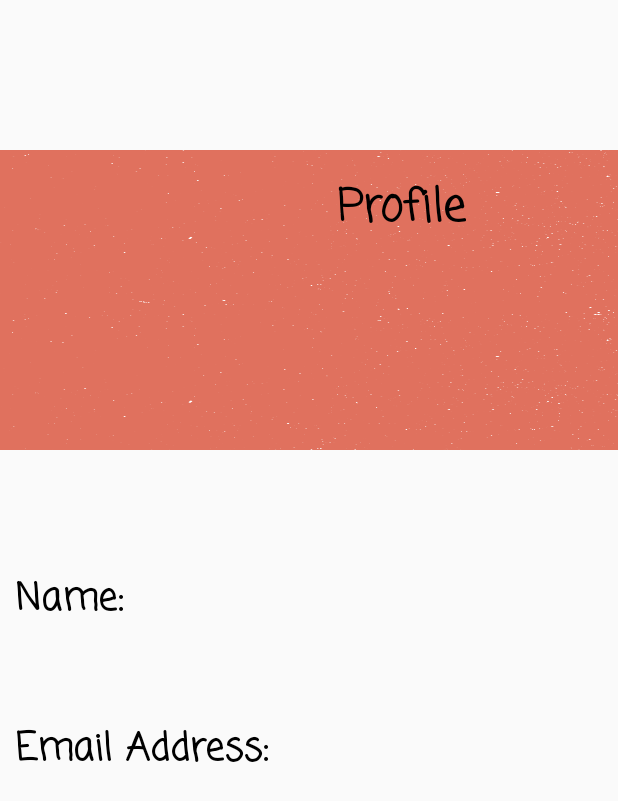
After one commit to alexanderfrancis/CP470finalproject, an Android app: the fragment ProfileFragment shown on its own in the app's theme, on a phone screen of 412 x 824 dp. The commit adds this screen. Shown: the top 801 px of the screen. Run offline under Robolectric (Android 15) with nearby library versions, the phone set to English and light mode, and no system bars.

```diff
--- a/app/src/main/java/com/example/netflixmatchmaker/ItemModel.java
+++ b/app/src/main/java/com/example/netflixmatchmaker/ItemModel.java
@@ -3,7 +3,7 @@ package com.example.netflixmatchmaker;
 public class ItemModel {
     private String title, year, rating, poster;
 
-    public ItemModel() {
+    public ItemModel(String name, String email, String uid) {
     }
 
     public ItemModel(String poster, String title, String year, String rating) {
--- /dev/null
+++ b/app/src/main/java/com/example/netflixmatchmaker/ProfileFragment.java
@@ -0,0 +1,30 @@
+package com.example.netflixmatchmaker;
+
+import android.os.Bundle;
+
+import androidx.fragment.app.Fragment;
+
+import android.view.LayoutInflater;
+import android.view.View;
+import android.view.ViewGroup;
+
+public class ProfileFragment extends Fragment {
+
+    public ProfileFragment() {
+        // Required empty public constructor
+    }
+
+
+    @Override
+    public void onCreate(Bundle savedInstanceState) {
+        super.onCreate(savedInstanceState);
+
+    }
+
+    @Override
+    public View onCreateView(LayoutInflater inflater, ViewGroup container,
+                             Bundle savedInstanceState) {
+        // Inflate the layout for this fragment
+        return inflater.inflate(R.layout.fragment_profile, container, false);
+    }
+}
--- a/app/src/main/java/com/example/netflixmatchmaker/ui/settings/Settings_Fragment.java
+++ b/app/src/main/java/com/example/netflixmatchmaker/ui/settings/Settings_Fragment.java
@@ -4,6 +4,7 @@ import android.app.Activity;
 import android.app.AlertDialog;
 import android.content.DialogInterface;
 import android.content.Intent;
+import android.graphics.Color;
 import android.os.Bundle;
 import android.util.Log;
 import android.view.LayoutInflater;
@@ -80,8 +81,10 @@ public class Settings_Fragment extends Fragment implements NavigationView.OnNavi
         }
 //        mDrawerToggle= new ActionBarDrawerToggle(getActivity(),drawerLayout,0 ,0);
 //        mDrawerToggle.syncState();
+
         drawerLayout= root.findViewById(R.id.drawer_layout_frag);
         navigationView= root.findViewById(R.id.navigation);
+
 
         friendslist=new Friends();
         activity=new Settings_Fragment();
@@ -98,6 +101,8 @@ public class Settings_Fragment extends Fragment implements NavigationView.OnNavi
         openMenu.setOnClickListener(new View.OnClickListener() {
             @Override
             public void onClick(View view) {
+                drawerLayout.bringToFront();
+                drawerLayout.setScrimColor(Color.TRANSPARENT);
 
                 openDrawer(drawerLayout);
 
--- a/app/src/main/res/layout/fragment_explore_movies.xml
+++ b/app/src/main/res/layout/fragment_explore_movies.xml
@@ -2,6 +2,7 @@
 <androidx.constraintlayout.widget.ConstraintLayout xmlns:android="http://schemas.android.com/apk/res/android"
     xmlns:app="http://schemas.android.com/apk/res-auto"
     android:layout_width="match_parent"
+    android:background="@color/white"
     android:layout_height="match_parent">
 
     <com.yuyakaido.android.cardstackview.CardStackView
--- a/app/src/main/res/layout/fragment_friends.xml
+++ b/app/src/main/res/layout/fragment_friends.xml
@@ -3,8 +3,9 @@
     xmlns:tools="http://schemas.android.com/tools"
     android:id="@+id/FriendsList"
     android:layout_width="match_parent"
+    android:paddingTop="100dp"
     android:layout_height="match_parent"
-    android:background="@color/white"
+
     android:orientation="vertical"
     tools:context=".Friends">
 
--- /dev/null
+++ b/app/src/main/res/layout/fragment_profile.xml
@@ -0,0 +1,111 @@
+<?xml version="1.0" encoding="utf-8"?>
+<LinearLayout xmlns:android="http://schemas.android.com/apk/res/android"
+    xmlns:app="http://schemas.android.com/apk/res-auto"
+    xmlns:tools="http://schemas.android.com/tools"
+    android:id="@+id/FriendsList"
+    android:layout_width="match_parent"
+    android:paddingTop="100dp"
+    android:layout_height="match_parent"
+
+    android:orientation="vertical"
+    tools:context=".Friends">
+
+    <!-- TODO: Update blank fragment layout -->
+
+
+    <androidx.constraintlayout.widget.ConstraintLayout
+        android:layout_width="match_parent"
+        android:layout_height="200dp"
+        android:background="@drawable/cuddlebug_blank_app_background"
+
+        android:orientation="vertical">
+
+
+        <TextView
+            android:id="@+id/ProfileText"
+            android:layout_width="wrap_content"
+            android:layout_height="wrap_content"
+            android:layout_marginStart="19dp"
+            android:layout_marginTop="16dp"
+            android:text="Profile"
+            android:textSize="30dp"
+            android:textColor="@color/black"
+            android:fontFamily="casual"
+            android:textStyle="bold"
+            app:layout_constraintStart_toStartOf="@+id/imageView2"
+            app:layout_constraintTop_toTopOf="parent" />
+
+        <ImageView
+            android:id="@+id/imageView2"
+            android:layout_width="wrap_content"
+            android:layout_height="wrap_content"
+            android:layout_marginTop="8dp"
+            app:layout_constraintEnd_toEndOf="parent"
+            app:layout_constraintHorizontal_bias="0.498"
+            app:layout_constraintStart_toStartOf="parent"
+            app:layout_constraintTop_toBottomOf="@+id/ProfileText"
+            tools:src="@tools:sample/avatars" />
+    </androidx.constraintlayout.widget.ConstraintLayout>
+    <LinearLayout
+        android:layout_width="match_parent"
+        android:paddingTop="50dp"
+        android:orientation="vertical"
+        android:layout_height="wrap_content">
+        <LinearLayout
+            android:layout_width="match_parent"
+            android:layout_height="wrap_content">
+            <TextView
+                android:layout_width="wrap_content"
+                android:layout_height="80dp"
+                android:paddingLeft="10dp"
+                android:paddingTop="30dp"
+                android:fontFamily="casual"
+                android:textStyle="bold"
+                android:layout_gravity="center_horizontal"
+                android:text="Name:"
+                android:textColor="@color/black"
+                android:textSize="25dp" />
+            <TextView
+                android:id="@+id/UserName"
+                android:layout_width="200dp"
+                android:paddingLeft="25dp"
+                android:paddingTop="30dp"
+                android:layout_height="80dp"
+                android:layout_gravity="center_horizontal"
+                android:text=""
+                android:textColor="@color/black"
+                android:textSize="25dp" />
+
+
+        </LinearLayout>
+        <LinearLayout
+            android:paddingTop="30dp"
+            android:layout_width="match_parent"
+            android:layout_height="wrap_content">
+            <TextView
+                android:paddingLeft="10dp"
+                android:paddingTop="20dp"
+                android:layout_width="200dp"
+                android:layout_height="80dp"
+                android:layout_gravity="center_horizontal"
+                android:text="Email Address:"
+                android:textStyle="bold"
+                android:fontFamily="casual"
+                android:textColor="@color/black"
+                android:textSize="25dp" />
+            <TextView
+
+                android:id="@+id/UserEmail"
+                android:layout_width="200dp"
+                android:paddingLeft="25dp"
+
+                android:layout_height="80dp"
+                android:layout_gravity="center_horizontal"
+                android:text=""
+                android:textColor="@color/black"
+                android:textSize="25dp" />
+
+
+        </LinearLayout>
+    </LinearLayout>
+</LinearLayout>
```
Also changed, not shown: app/src/main/java/com/example/netflixmatchmaker/FriendModel.java (added, +29 -0 lines), app/src/main/java/com/example/netflixmatchmaker/Friends.java (+120 -2 lines), app/src/main/res/layout/fragment_settings.xml (+3 -5 lines), app/src/main/res/layout/main_tool.xml (+7 -7 lines), app/src/main/res/layout/user_list.xml (added, +29 -0 lines).
